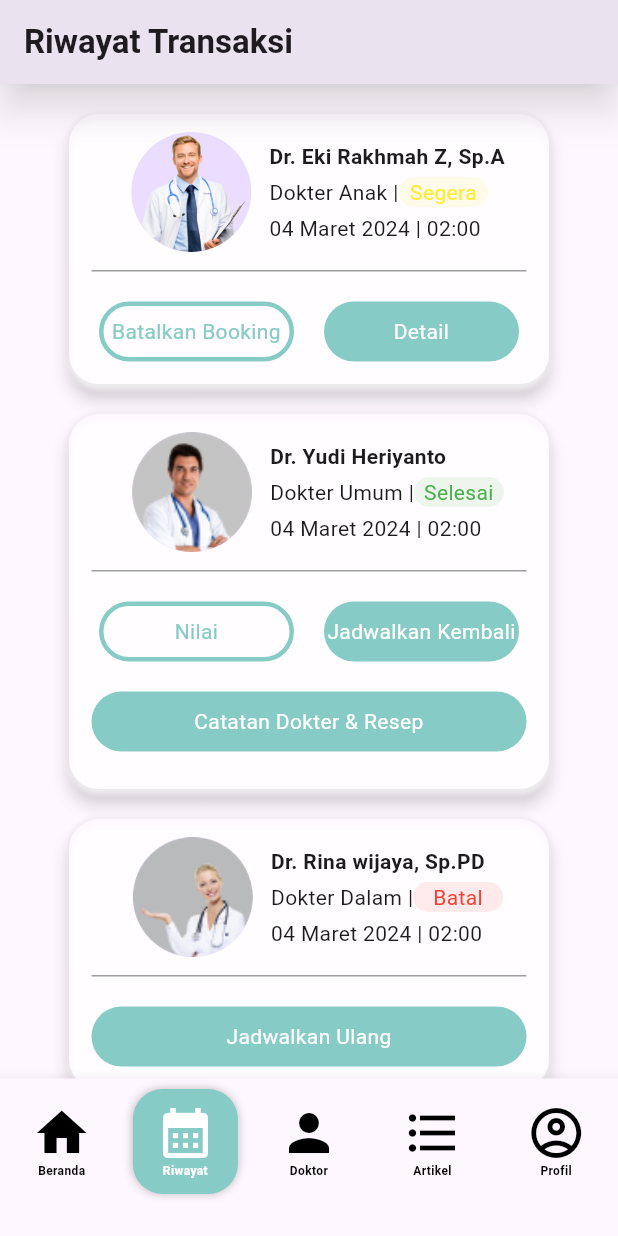
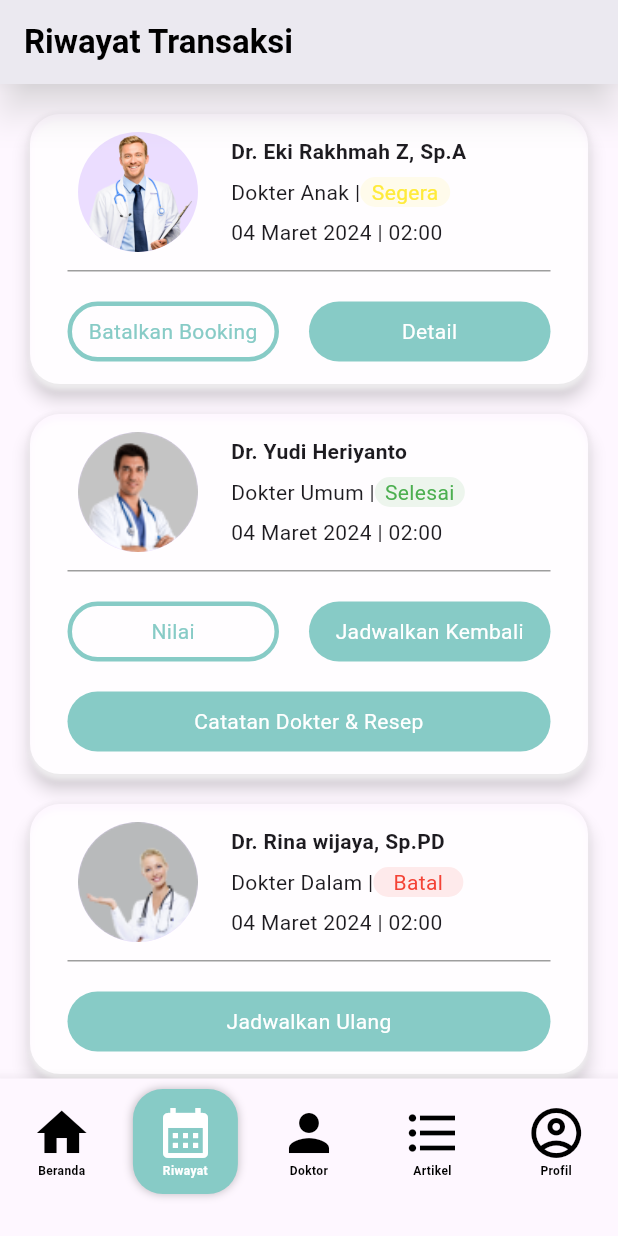
Before and after one commit to shinshARK/medifast, a Flutter app: the daftar_dokter screen opened directly, item 2 of the bottom bar chosen, after a tap on "Batalkan Booking", on a phone screen of 412 x 824 dp. Run offline on Flutter 3.47's test engine with Material 3 defaults, Android fonts, the phone set to English and light mode, and no system bars; our stand-ins replace flutter_rating_bar, google_fonts.

Commit message:
fix : layout Riwayat & dokter

```diff
--- a/lib/screens/daftar_dokter.dart
+++ b/lib/screens/daftar_dokter.dart
@@ -73,20 +73,33 @@ class _daftar_dokterState extends State<daftar_dokter> {
         _katagori(),
         Expanded(
           child: ListView.separated(
-
             itemCount: posisi_data().length,
             itemBuilder: (BuildContext context, int index) {
-              return Material(
+              return listdokter(index);
+            },
+            separatorBuilder: (BuildContext context, int index) {
+              return const SizedBox(
+                height: 30,
+              );
+            },
+          ),
+        )
+      ]),
+    );
+  }
+
+  Padding listdokter(int index) {
+    return Padding(
+      padding: const EdgeInsets.symmetric(horizontal: 20),
+      child: Material(
         elevation: 5.0, // Nilai elevasi
         borderRadius: BorderRadius.circular(20),
-                child: Container(
-                  width: 300,
-                  margin: const EdgeInsets.only(top: 20),
         child: Row(
+          mainAxisAlignment: MainAxisAlignment.start,
           crossAxisAlignment: CrossAxisAlignment.start,
-                    children: [
+          children: <Widget>[
             Container(
-                        margin: const EdgeInsets.only(bottom: 20),
+              margin: const EdgeInsets.symmetric(vertical: 10,horizontal: 5),
               child: CircleAvatar(
                 radius: 52,
                 backgroundColor: Colors.white.withOpacity(0.0),
@@ -97,12 +110,10 @@ class _daftar_dokterState extends State<daftar_dokter> {
                 ),
               ),
             ),
-                      const SizedBox(
-                        width: 20,
-                      ),
+
             Container(
-                        width: 200,
-                        padding: const EdgeInsets.only(bottom: 20),
+
+              margin: const EdgeInsets.only(top: 23,left: 10),
               child: Column(
                 crossAxisAlignment: CrossAxisAlignment.start,
                 children: [
@@ -112,7 +123,7 @@ class _daftar_dokterState extends State<daftar_dokter> {
                         fontSize: 16, fontWeight: FontWeight.bold),
                   ),
                   const SizedBox(
-                              height: 10,
+                    height: 3,
                   ),
                   Text(
                     data_dokter[posisi_data()[index]].spesialis,
@@ -121,7 +132,7 @@ class _daftar_dokterState extends State<daftar_dokter> {
                     ),
                   ),
                   const SizedBox(
-                              height: 10,
+                    height: 7,
                   ),
                   Row(
                     children: [
@@ -157,10 +168,9 @@ class _daftar_dokterState extends State<daftar_dokter> {
                 ],
               ),
             ),
-                      const SizedBox(
-                        width: 20,
-                      ),
-                      Container(
+
+            Expanded(
+              child: Container(
                 alignment: Alignment.topRight,
                 child: IconButton(
                   icon: Icon(
@@ -175,34 +185,23 @@ class _daftar_dokterState extends State<daftar_dokter> {
                   onPressed: () {
                     setState(() {
                       data_dokter[posisi_data()[index]].tanda
-                                  ? data_dokter[posisi_data()[index]]
-                                      .setTanda(false)
-                                  : data_dokter[posisi_data()[index]]
-                                      .setTanda(true);
+                          ? data_dokter[posisi_data()[index]].setTanda(false)
+                          : data_dokter[posisi_data()[index]].setTanda(true);
                     });
                   },
+                ),
               ),
             )
           ],
         ),
       ),
     );
-            },
-            separatorBuilder: (BuildContext context, int index) {
-              return const SizedBox(
-                height: 10,
-              );
-            },
-          ),
-        )
-      ]),
-    );
   }
 
   Container _katagori() {
     return Container(
-      height: 50,
-      margin: const EdgeInsets.only(top: 20,bottom: 30),
+      height: 40,
+      margin: const EdgeInsets.only(top: 20, bottom: 10),
       child: ListView.separated(
           scrollDirection: Axis.horizontal,
           itemBuilder: (context, index) => GestureDetector(
--- a/lib/screens/datasearch.dart
+++ b/lib/screens/datasearch.dart
@@ -63,17 +63,31 @@ class DataSearch extends SearchDelegate<String> {
 
         return ListView.separated(
             itemBuilder: (context, index) {
-              return Material(
+              return listdokter(suggestionList, index, setState);
+            },
+            itemCount: suggestionList.length,
+            separatorBuilder: (BuildContext context, int index) {
+              return const SizedBox(
+                height: 30,
+              );
+            });
+      },
+    );
+  }
+
+  Padding listdokter(
+      List<DokterModel> suggestionList, int index, StateSetter setState) {
+    return Padding(
+      padding: const EdgeInsets.symmetric(horizontal: 20),
+      child: Material(
         elevation: 5.0, // Nilai elevasi
         borderRadius: BorderRadius.circular(20),
-                child: Container(
-                  width: 300,
-                  margin: const EdgeInsets.only(top: 20),
         child: Row(
+          mainAxisAlignment: MainAxisAlignment.start,
           crossAxisAlignment: CrossAxisAlignment.start,
-                    children: [
+          children: <Widget>[
             Container(
-                        margin: const EdgeInsets.only(bottom: 20),
+              margin: const EdgeInsets.symmetric(vertical: 10,horizontal: 5),
               child: CircleAvatar(
                 radius: 52,
                 backgroundColor: Colors.white.withOpacity(0.0),
@@ -84,12 +98,10 @@ class DataSearch extends SearchDelegate<String> {
                 ),
               ),
             ),
-                      const SizedBox(
-                        width: 20,
-                      ),
+
             Container(
-                        width: 200,
-                        padding: const EdgeInsets.only(bottom: 20),
+
+              margin: const EdgeInsets.only(top: 23,left: 10),
               child: Column(
                 crossAxisAlignment: CrossAxisAlignment.start,
                 children: [
@@ -144,19 +156,17 @@ class DataSearch extends SearchDelegate<String> {
                 ],
               ),
             ),
-                      const SizedBox(
-                        width: 20,
-                      ),
-                      Container(
+
+            Expanded(
+              child: Container(
                 alignment: Alignment.topRight,
                 child: IconButton(
                   icon: Icon(
                     suggestionList[index].tanda
                         ? Icons.favorite
                         : Icons.favorite_border,
-                            color: suggestionList[index].tanda
-                                ? Colors.black
-                                : Colors.black,
+                    color:
+                        suggestionList[index].tanda ? Colors.black : Colors.black,
                     size: 30,
                   ),
                   onPressed: () {
@@ -167,19 +177,11 @@ class DataSearch extends SearchDelegate<String> {
                     });
                   },
                 ),
+              ),
             )
           ],
         ),
       ),
     );
-            },
-            itemCount: suggestionList.length,
-            separatorBuilder: (BuildContext context, int index) {
-              return const SizedBox(
-                height: 10,
-              );
-            });
-      },
-    );
   }
 }
--- a/lib/screens/riwayatTransaksi.dart
+++ b/lib/screens/riwayatTransaksi.dart
@@ -21,77 +21,43 @@ class riwayatTransaksi extends StatefulWidget {
 
 // ignore: camel_case_types
 class _riwayatTransaksiState extends State<riwayatTransaksi> {
-  var riwayatPemesanan = [
-    {
-      "nama Dokter": "Dr. Eka Rakhman Z.Sp.A",
-      "Spesialis": "Dokter Anak",
-      "Status Riwayat": "Segera",
-      "Tanggal": "2024-03-04",
-      "jam": "02:00:00.857",
-      "gambar": "dokter_1.png",
-      "pilihan": "jadwal"
-    },
-    {
-      "nama Dokter": "Dr. Eka Rakhman Z.Sp.A",
-      "Spesialis": "Dokter Anak",
-      "Status Riwayat": "Selesai",
-      "Tanggal": "2024-03-04",
-      "jam": "02:00:00.857",
-      "gambar": "dokter_1.png",
-      "pilihan": "jadwal"
-    },
-    {
-      "nama Dokter": "-",
-      "Spesialis": "-",
-      "Status Riwayat": "-",
-      "Tanggal": "2024-03-04",
-      "jam": "02:00:00.857",
-      "gambar": "task_1.png",
-      "pilihan": "catatan"
-    },
-    {
-      "nama Dokter": "Dr. Endang Suharian,Sp.THT",
-      "Spesialis": "Dokter THT",
-      "Status Riwayat": "Batal",
-      "Tanggal": "2024-03-04",
-      "jam": "02:00:00.857",
-      "gambar": "dokter_1.png",
-      "pilihan": "jadwal"
-    }
-  ];
+
 
   @override
   Widget build(BuildContext context) {
     return Scaffold(
-      bottomNavigationBar: const BottomNavigasiBar( inputan: 1),
       appBar: AppBar(
         title: const Text(
           'Riwayat Transaksi',
-          style: TextStyle(fontWeight: FontWeight.w700),
+          style: TextStyle(color: Colors.black, fontWeight: FontWeight.bold),
         ),
+        backgroundColor: Colors.white,
         elevation: 10,
         shadowColor: Colors.white,
+
       ),
+      bottomNavigationBar: const BottomNavigasiBar( inputan: 1),
       body: SingleChildScrollView(
+        child: Padding(
+          padding: const EdgeInsets.only(top: 10),
           child: Column(
             children: List.generate(riwayattransaksi.length, (index) {
               return _riwayat(riwayattransaksi[index]);
             }),
           ),
         ),
+      ),
     );
   }
 
-  Center _riwayat(RiwayatTransaksiModel data) {
-    return Center(
-      child: Padding(
-        padding: const EdgeInsets.only(top: 20),
+  Padding _riwayat(RiwayatTransaksiModel data) {
+    return Padding(
+      padding: const EdgeInsets.symmetric(horizontal: 20,vertical: 10),
       child: Material(
         elevation: 5.0, // Nilai elevasi
         borderRadius: BorderRadius.circular(20),
         child: Container(
-            width: 320,
-            height: data.status == "Selesai" ? 250 : 180,
+          padding: const EdgeInsets.only(bottom: 15),
           decoration:
               BoxDecoration(borderRadius: BorderRadius.circular(20), boxShadow: [
             BoxShadow(
@@ -102,8 +68,10 @@ class _riwayatTransaksiState extends State<riwayatTransaksi> {
           ]),
           child: Column(
             children: [
-                Row(
-                  mainAxisAlignment: MainAxisAlignment.center,
+              Padding(
+                padding: const EdgeInsets.symmetric(horizontal: 20),
+                child: Row(
+                  mainAxisAlignment: MainAxisAlignment.start,
                   children: [
                     CircleAvatar(
                       radius: 52,
@@ -116,13 +84,15 @@ class _riwayatTransaksiState extends State<riwayatTransaksi> {
                             )
 
                     ),
-                    Column(
+                    Padding(
+                      padding: const EdgeInsets.only(left: 10),
+                      child: Column(
                         crossAxisAlignment: CrossAxisAlignment.start,
                         children: [
                           Text(data.dokter.nama,
                               style: const TextStyle(fontWeight: FontWeight.bold)),
                           const SizedBox(
-                          height: 4,
+                            height: 7,
                           ),
                             Row(
                               children: [
@@ -157,7 +127,7 @@ class _riwayatTransaksiState extends State<riwayatTransaksi> {
                             )
                           ,
                           const SizedBox(
-                          height: 4,
+                            height: 7,
                           ),
                           FutureBuilder<String>(
                             future: formatTanggalDanWaktu(
@@ -179,19 +149,22 @@ class _riwayatTransaksiState extends State<riwayatTransaksi> {
                             },
                           )
                         ],
+                      ),
                     )
                   ],
                 ),
+              ),
               Container(
-                  width: 290,
+                margin: const EdgeInsets.symmetric(horizontal: 25),
                 alignment: AlignmentDirectional.center,
                 decoration: const BoxDecoration(
                     border: Border(top: BorderSide(color: Colors.grey))),
                 child: data.status != "Batal"
                     ? Row(
                         mainAxisAlignment: MainAxisAlignment.center,
-                          children: [
-                            GestureDetector(
+                        children:<Widget> [
+                          Expanded(
+                            child: GestureDetector(
                               onTap: () {
                                 switch (data.status) {
                                   case 'Segera':
@@ -213,7 +186,7 @@ class _riwayatTransaksiState extends State<riwayatTransaksi> {
                                 }
                               },
                               child: Container(
-                                width: 130,
+
                                 height: 40,
                                 alignment: AlignmentDirectional.center,
                                 margin: const EdgeInsets.only(right: 20, top: 20),
@@ -235,7 +208,9 @@ class _riwayatTransaksiState extends State<riwayatTransaksi> {
                                 ),
                               ),
                             ),
-                            GestureDetector(
+                          ),
+                          Expanded(
+                            child: GestureDetector(
                               onTap: () {
                                 switch (data.status) {
                                   case 'Segera':
@@ -259,7 +234,7 @@ class _riwayatTransaksiState extends State<riwayatTransaksi> {
                                 }
                               },
                               child: Container(
-                                width: 130,
+
                                 height: 40,
                                 alignment: AlignmentDirectional.center,
                                 margin: const EdgeInsets.only(top: 20),
@@ -275,6 +250,7 @@ class _riwayatTransaksiState extends State<riwayatTransaksi> {
                                   textAlign: TextAlign.center,
                                 ),
                               ),
+                            ),
                           )
                         ],
                       )
@@ -283,7 +259,7 @@ class _riwayatTransaksiState extends State<riwayatTransaksi> {
 
                         },
                         child: Container(
-                            width: 290,
+
                           height: 40,
                           alignment: AlignmentDirectional.center,
                           margin: const EdgeInsets.only(top: 20),
@@ -309,10 +285,10 @@ class _riwayatTransaksiState extends State<riwayatTransaksi> {
                   );
                 },
                 child: Container(
-                    width: 290,
+
                   height: 40,
                   alignment: AlignmentDirectional.center,
-                    margin: const EdgeInsets.only(top: 20),
+                  margin: const EdgeInsets.only(top: 20,left: 25,right: 25),
                   decoration: BoxDecoration(
                       color: const Color.fromARGB(255, 135, 203, 198),
                       borderRadius: BorderRadius.circular(20)),
@@ -324,7 +300,6 @@ class _riwayatTransaksiState extends State<riwayatTransaksi> {
                 ),
               ) : const SizedBox()
             ],
-            ),
           ),
         ),
       ),
```
Lines whose indentation alone changed are shown as unchanged.
